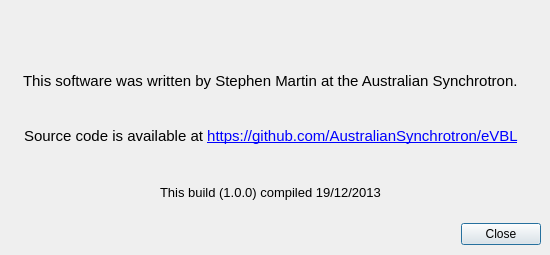
First picture: the form in src/about.ui, repository AustralianSynchrotron/eVBL, before the edit.
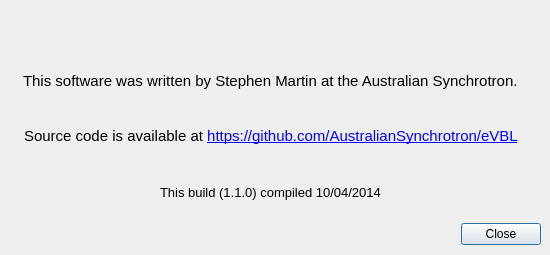
Second picture: the form after the edit. Icons and pictures are not drawn.

What changed in the file:
```diff
--- a/src/about.ui
+++ b/src/about.ui
@@ -207,7 +207,7 @@
          </font>
         </property>
         <property name="text">
-         <string>This build (1.0.0) compiled 19/12/2013</string>
+         <string>This build (1.1.0) compiled 10/04/2014</string>
         </property>
        </widget>
       </item>
```
